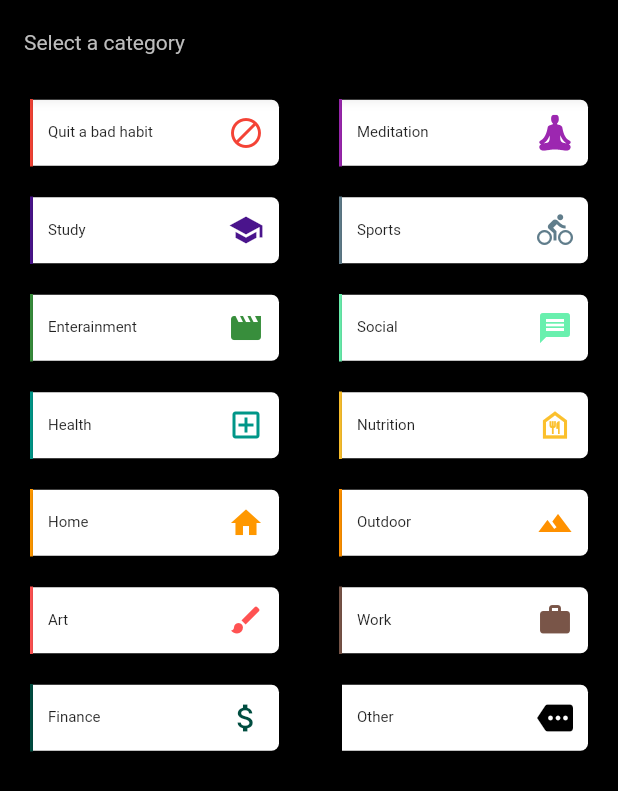
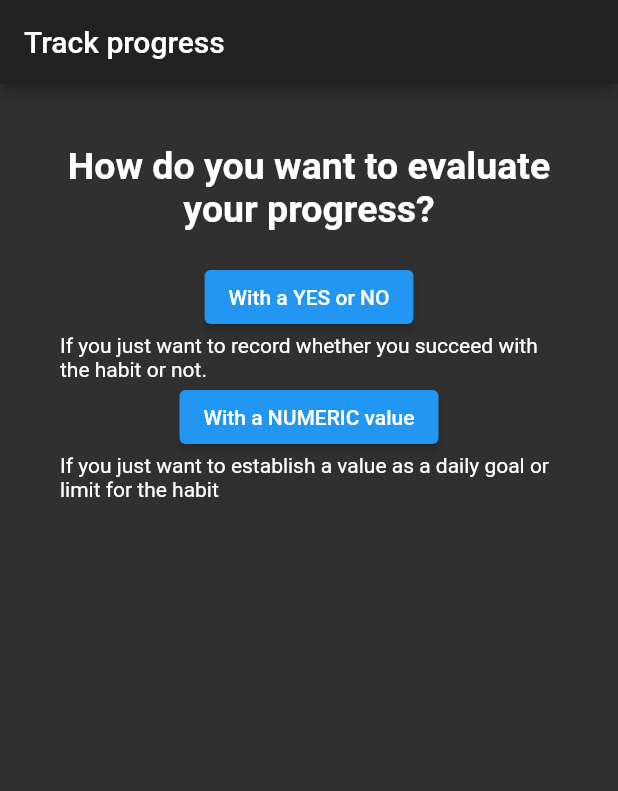
Before and after one commit to melvinodsa/habit-app, a Flutter app: the screen it shows after launch, on a phone screen of 412 x 824 dp. Shown: the top 791 px of the screen. Run offline on Flutter 3.47's test engine with Material 2 defaults, Android fonts, the light colour scheme and no system bars; our stand-ins replace flutter_svg.

Commit message:
Added new page

```diff
--- a/lib/components/cards/card.dart
+++ b/lib/components/cards/card.dart
@@ -6,10 +6,12 @@ class CardWidget extends StatelessWidget {
     Key? key,
     required this.context,
     required this.data,
+    required this.onPress,
   }) : super(key: key);
 
   final BuildContext context;
   final CardData data;
+  final void Function() onPress;
 
   @override
   Widget build(BuildContext context) {
@@ -39,9 +41,7 @@ class CardWidget extends StatelessWidget {
   InkWell _cardBody() {
     return InkWell(
         splashColor: this.data.color.withAlpha(30),
-        onTap: () {
-          print('Card tapped.');
-        },
+        onTap: this.onPress,
         child: _cardBodyContent());
   }
 
--- a/lib/config/index.dart
+++ b/lib/config/index.dart
@@ -1,6 +1,6 @@
-import 'package:habit/config/theme.dart';
+import 'package:flutter/material.dart';
 
 class AppConfig {
   AppConfig();
-  Theme theme = Theme(appTheme: AppTheme.Dark);
+  ThemeData theme = ThemeData.dark();
 }
--- a/lib/models/card_data.dart
+++ b/lib/models/card_data.dart
@@ -2,6 +2,7 @@ import 'package:flutter/material.dart';
 import 'package:flutter_svg/svg.dart';
 
 class CardData {
+  late int id;
   late String label;
   late Widget icon;
   late Color color;
@@ -9,10 +10,14 @@ class CardData {
 
 class CardWithIcon implements CardData {
   CardWithIcon(
-      {required this.label, required this.iconData, required this.color}) {
+      {required this.id,
+      required this.label,
+      required this.iconData,
+      required this.color}) {
     this.icon = Icon(this.iconData, color: this.color);
   }
 
+  late int id;
   late String label;
   final IconData iconData;
   late Color color;
@@ -21,7 +26,10 @@ class CardWithIcon implements CardData {
 
 class CardWithSvg implements CardData {
   CardWithSvg(
-      {required this.label, required this.svgPath, required this.color}) {
+      {required this.id,
+      required this.label,
+      required this.svgPath,
+      required this.color}) {
     this.icon = SvgPicture.asset(
       this.svgPath,
       semanticsLabel: this.label,
@@ -30,6 +38,7 @@ class CardWithSvg implements CardData {
       color: this.color,
     );
   }
+  late int id;
   late String label;
   final String svgPath;
   late Color color;
--- /dev/null
+++ b/lib/models/habit.dart
@@ -0,0 +1,14 @@
+import 'package:flutter/foundation.dart';
+import 'package:flutter/material.dart';
+
+import 'card_data.dart';
+
+class Habit {
+  Habit({required this.category});
+  final Category category;
+}
+
+class Category {
+  Category({required this.data});
+  final CardData data;
+}
--- /dev/null
+++ b/lib/screens/habits/new_habit/track_progress.dart
@@ -0,0 +1,75 @@
+import 'package:flutter/material.dart';
+import 'package:habit/config/index.dart';
+import 'package:habit/models/habit.dart';
+
+class TrackHabitProgress extends StatefulWidget {
+  TrackHabitProgress({Key? key, required this.config, required this.habit})
+      : super(key: key);
+
+  final AppConfig config;
+  final Habit habit;
+
+  @override
+  _TrackHabitProgressState createState() => _TrackHabitProgressState();
+}
+
+class _TrackHabitProgressState extends State<TrackHabitProgress> {
+  @override
+  Widget build(BuildContext context) {
+    return Scaffold(
+      appBar: AppBar(title: Text("Track progress")),
+      body: _buildBody(),
+    );
+  }
+
+  Widget _buildBody() {
+    return Container(
+      margin: EdgeInsets.all(40),
+      child: Column(
+        children: [
+          _buildQuestion(),
+          _buildYesOrNo(),
+          _buildNumerical(),
+        ],
+      ),
+    );
+  }
+
+  Column _buildNumerical() {
+    return Column(
+      children: [
+        ElevatedButton(
+            onPressed: () => {print("pressed okay")},
+            child: Text("With a NUMERIC value")),
+        Text(
+            "If you just want to establish a value as a daily goal or limit for the habit"),
+      ],
+    );
+  }
+
+  Column _buildYesOrNo() {
+    return Column(
+      children: [
+        ElevatedButton(
+            onPressed: () => {print("pressed okay")},
+            child: Text("With a YES or NO")),
+        Text(
+            "If you just want to record whether you succeed with the habit or not."),
+      ],
+    );
+  }
+
+  Widget _buildQuestion() {
+    return Container(
+      margin: EdgeInsets.only(bottom: 20),
+      child: Text(
+        "How do you want to evaluate your progress?",
+        textAlign: TextAlign.center,
+        style: TextStyle(
+          fontSize: 25,
+          fontWeight: FontWeight.bold,
+        ),
+      ),
+    );
+  }
+}
--- a/lib/screens/index.dart
+++ b/lib/screens/index.dart
@@ -1,26 +1,27 @@
 import 'package:flutter/material.dart';
 import 'package:habit/config/index.dart';
-import 'package:habit/config/theme.dart';
-
-import 'habits/new_habit/index.dart';
+import 'package:habit/models/card_data.dart';
+import 'package:habit/models/habit.dart';
+import 'package:habit/screens/habits/new_habit/track_progress.dart';
 
 class Screens extends StatelessWidget {
   Screens({required this.config});
   final AppConfig config;
   @override
   Widget build(BuildContext context) {
-    var colorScheme = this.config.theme.appTheme.getLayoutColors();
     return MaterialApp(
       title: 'Habits',
       debugShowCheckedModeBanner: false,
-      theme: ThemeData(
-          primarySwatch: colorScheme.primarySwatch,
-          scaffoldBackgroundColor: colorScheme.backgroundColor,
-          appBarTheme: AppBarTheme(
-              backgroundColor: colorScheme.navbarBackground,
-              titleTextStyle: TextStyle(color: colorScheme.primaryTextColor))),
-      home: NewHabitWizardCategory(
-        config: this.config,
+      theme: config.theme,
+      home: TrackHabitProgress(
+        config: config,
+        habit: Habit(
+            category: Category(
+                data: CardWithIcon(
+                    id: 13,
+                    label: 'Work',
+                    iconData: Icons.work,
+                    color: Colors.brown))),
       ),
     );
   }
```
Also changed, not shown: lib/config/theme.dart (deleted, +0 -53 lines), lib/screens/habits/index.dart (+5 -10 lines), lib/screens/habits/new_habit/index.dart (+49 -10 lines).
